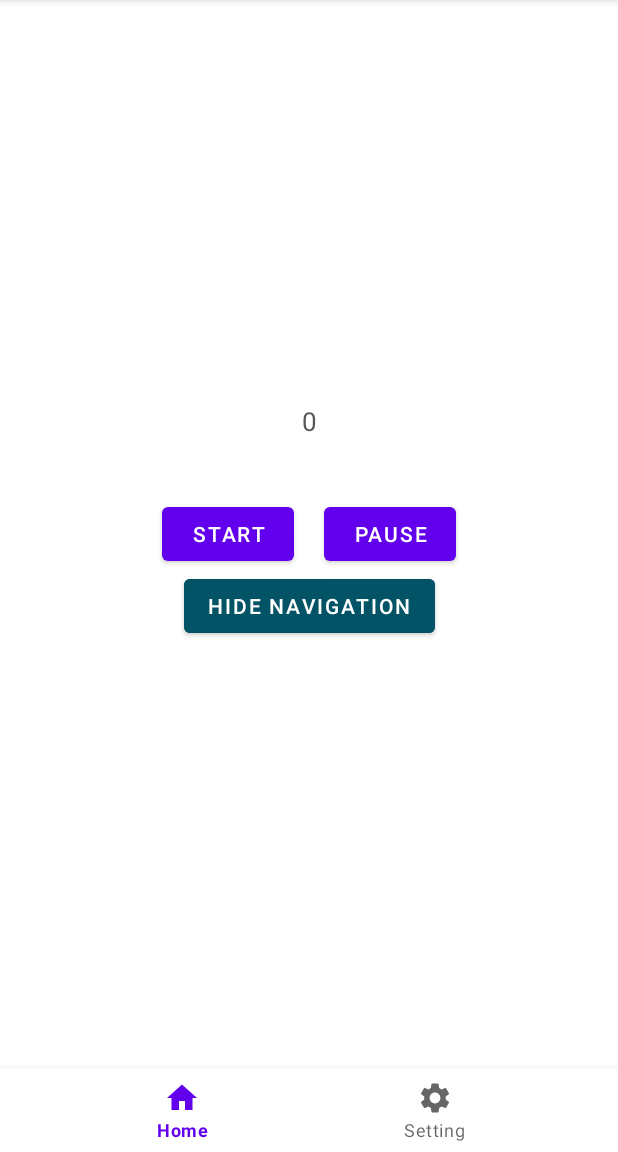
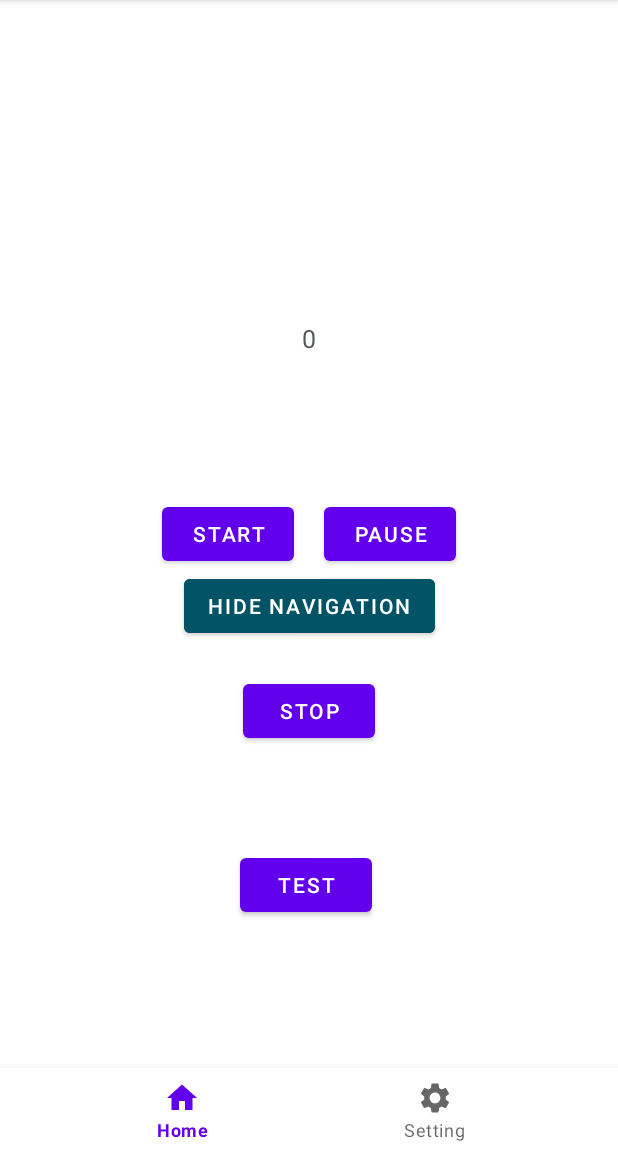
Before and after one commit to ThienBinh7396/service-application, an Android app: the screen it shows after launch (MainActivity), on a phone screen of 412 x 824 dp, the part 84-1236 px from its top. Run offline under Robolectric (Android 15) with nearby library versions, the phone set to English and light mode, and no system bars; our stand-ins replace data binding, navigation-ui.

Commit message:
update service

```diff
--- a/app/src/main/java/com/thienbinh/serviceapplication/MainActivity.kt
+++ b/app/src/main/java/com/thienbinh/serviceapplication/MainActivity.kt
@@ -8,6 +8,7 @@ import android.os.IBinder
 import android.util.Log
 import android.view.View
 import androidx.databinding.DataBindingUtil
+import androidx.lifecycle.MutableLiveData
 import androidx.navigation.Navigation
 import androidx.navigation.findNavController
 import androidx.navigation.ui.NavigationUI
@@ -22,6 +23,7 @@ class MainActivity : BaseActivity() {
   companion object {
     const val MAIN_ACTION_START_COUNT_ACTION = "MAIN_ACTION_START_COUNT_ACTION"
     const val MAIN_ACTION_CANCEL_COUNT_ACTION = "MAIN_ACTION_CANCEL_COUNT_ACTION"
+    const val MAIN_ACTION_STOP_COUNT_ACTION = "MAIN_ACTION_STOP_COUNT_ACTION"
     const val MAIN_ACTION_RECEIVER_COUNT_ACTION = "MAIN_ACTION_RECEIVER_COUNT_ACTION"
     const val MAIN_ACTION_RECEIVER_COUNT_DATA = "MAIN_ACTION_RECEIVER_COUNT_DATA"
   }
@@ -30,18 +32,13 @@ class MainActivity : BaseActivity() {
   private var mBound: Boolean = false
   private lateinit var receiverCountData: BroadcastReceiver
 
-  private var stackCountChangeEventListener = Stack<IOnCountChangeEventListener>()
+  var countValue = MutableLiveData<Int>().apply {
+    value = 0
+  }
+
   private lateinit var binding: ActivityMainBinding
 
   lateinit var navigationManager: BaseNavigationManager
-
-  fun registerCountChangeEventListener(eventListener: IOnCountChangeEventListener){
-    stackCountChangeEventListener.push(eventListener)
-  }
-
-  fun unregisterCountChangeEventListener(eventListener: IOnCountChangeEventListener){
-    stackCountChangeEventListener.push(eventListener)
-  }
 
   private var mServiceConnection = object : ServiceConnection {
     override fun onServiceConnected(name: ComponentName?, service: IBinder?) {
@@ -49,7 +46,7 @@ class MainActivity : BaseActivity() {
         mMainService = service.getService()
         mBound = true
 
-        execStackCountChangeEventListener(mMainService?.getCurrentCount() ?: 0)
+        countValue.value = service.getService().getCurrentCount()
       }
     }
 
@@ -65,13 +62,7 @@ class MainActivity : BaseActivity() {
 
     setupNavigation()
     setupBroadcastReceiver()
-  }
 
-  private fun execStackCountChangeEventListener(data: Int){
-    val iterator = stackCountChangeEventListener.iterator()
-    while (iterator.hasNext()){
-      iterator.next().onCountChangeEventListener(data)
-    }
   }
 
   private fun setupBroadcastReceiver() {
@@ -80,7 +71,8 @@ class MainActivity : BaseActivity() {
         when (intent?.action) {
           MAIN_ACTION_RECEIVER_COUNT_ACTION -> {
             val data = intent.getIntExtra(MAIN_ACTION_RECEIVER_COUNT_DATA, 0)
-            execStackCountChangeEventListener(data)
+
+            countValue.postValue(data)
           }
         }
       }
@@ -140,7 +132,3 @@ class MainActivity : BaseActivity() {
     unregisterReceiver(receiverCountData)
   }
 }
-
-interface IOnCountChangeEventListener{
-  fun onCountChangeEventListener(newValue: Int)
-}
--- a/app/src/main/java/com/thienbinh/serviceapplication/fragment/HomeFragment.kt
+++ b/app/src/main/java/com/thienbinh/serviceapplication/fragment/HomeFragment.kt
@@ -1,23 +1,17 @@
 package com.thienbinh.serviceapplication.fragment
 
-import android.content.Context
 import android.content.Intent
 import android.os.Bundle
-import android.util.AttributeSet
 import android.util.Log
-import androidx.fragment.app.Fragment
 import android.view.LayoutInflater
 import android.view.View
 import android.view.ViewGroup
-import androidx.lifecycle.ViewModelProvider
-import com.thienbinh.serviceapplication.IOnCountChangeEventListener
 import com.thienbinh.serviceapplication.MainActivity
-import com.thienbinh.serviceapplication.R
+import com.thienbinh.serviceapplication.TestActivity
 import com.thienbinh.serviceapplication.base.BaseFragment
 import com.thienbinh.serviceapplication.databinding.FragmentHomeBinding
 import com.thienbinh.serviceapplication.service.MainService
 import com.thienbinh.serviceapplication.viewModel.HomeFragmentViewModel
-import java.security.Provider
 
 class HomeFragment : BaseFragment<HomeFragmentViewModel>() {
   lateinit var binding: FragmentHomeBinding
@@ -39,6 +33,11 @@ class HomeFragment : BaseFragment<HomeFragmentViewModel>() {
           it.action = MainActivity.MAIN_ACTION_CANCEL_COUNT_ACTION
         })
       }
+      btnStopCount.setOnClickListener {
+        context?.startService(Intent(context, MainService::class.java).also {
+          it.action = MainActivity.MAIN_ACTION_STOP_COUNT_ACTION
+        })
+      }
 
       btnHideNavigation.setOnClickListener {
         btnHideNavigation.apply {
@@ -46,6 +45,12 @@ class HomeFragment : BaseFragment<HomeFragmentViewModel>() {
         }
         mainActivity?.apply {
           toggleBottomNavigation(!checkIsShowBottomNavigation())
+        }
+      }
+
+      btnGotoTest.setOnClickListener {
+        Intent(context, TestActivity::class.java).also{
+          startActivity(it)
         }
       }
 
@@ -61,19 +66,11 @@ class HomeFragment : BaseFragment<HomeFragmentViewModel>() {
     Log.d("Binh", "Home fragment pasue")
   }
 
-  override fun onResume() {
-    super.onResume()
-
-    viewModel.updateCount(mainActivity?.mMainService?.getCurrentCount() ?: 0)
-  }
-
   override fun onStart() {
     super.onStart()
 
-    mainActivity?.registerCountChangeEventListener(object : IOnCountChangeEventListener {
-      override fun onCountChangeEventListener(newValue: Int) {
-        viewModel.updateCount(newValue)
-      }
+    mainActivity?.countValue?.observe(this,  {
+        viewModel.updateCount(it)
     })
   }
 
--- a/app/src/main/res/layout/fragment_home.xml
+++ b/app/src/main/res/layout/fragment_home.xml
@@ -1,5 +1,6 @@
 <?xml version="1.0" encoding="utf-8"?>
-<layout xmlns:android="http://schemas.android.com/apk/res/android"
+<layout xmlns:tools="http://schemas.android.com/tools"
+  xmlns:android="http://schemas.android.com/apk/res/android"
   xmlns:app="http://schemas.android.com/apk/res-auto">
 
   <data>
@@ -19,11 +20,22 @@
       android:layout_width="wrap_content"
       android:layout_height="wrap_content"
       android:text="@{String.valueOf(mHomeFragmentViewModel.count)}"
-      app:layout_constraintBottom_toTopOf="@id/btnStartCount"
+      app:layout_constraintBottom_toTopOf="@id/btnStopCount"
       app:layout_constraintEnd_toEndOf="parent"
       app:layout_constraintStart_toStartOf="parent"
       app:layout_constraintTop_toTopOf="parent"
-      app:layout_constraintVertical_bias="0.873" />
+      android:textSize="@dimen/dp16_7"
+      tools:ignore="SpUsage" />
+
+    <Button
+      android:id="@+id/btnStopCount"
+      android:layout_width="wrap_content"
+      android:layout_height="wrap_content"
+      android:text="@string/stop"
+      app:layout_constraintBottom_toBottomOf="parent"
+      app:layout_constraintEnd_toEndOf="parent"
+      app:layout_constraintStart_toStartOf="parent"
+      app:layout_constraintTop_toBottomOf="@id/tvCount" />
 
     <Button
       android:id="@+id/btnStartCount"
@@ -54,5 +66,18 @@
       app:layout_constraintEnd_toEndOf="parent"
       app:layout_constraintStart_toStartOf="parent"
       app:layout_constraintTop_toBottomOf="@id/btnStartCount" />
+
+    <Button
+      android:id="@+id/btnGotoTest"
+      android:layout_width="wrap_content"
+      android:layout_height="wrap_content"
+      android:layout_marginTop="68dp"
+      android:text="@string/test"
+      app:layout_constraintBottom_toBottomOf="parent"
+      app:layout_constraintEnd_toEndOf="parent"
+      app:layout_constraintHorizontal_bias="0.493"
+      app:layout_constraintStart_toStartOf="parent"
+      app:layout_constraintTop_toBottomOf="@+id/btnStopCount"
+      app:layout_constraintVertical_bias="0.0" />
   </androidx.constraintlayout.widget.ConstraintLayout>
 </layout>
--- a/app/src/main/res/values/dimens.xml
+++ b/app/src/main/res/values/dimens.xml
@@ -62,4 +62,5 @@
   <dimen name="dp142">142dp</dimen>
   <dimen name="dp175">175.3dp</dimen>
   <dimen name="dp180">180dp</dimen>
+  <dimen name="fab_margin">16dp</dimen>
 </resources>
--- a/app/src/main/res/values/themes.xml
+++ b/app/src/main/res/values/themes.xml
@@ -13,4 +13,13 @@
     <item name="android:statusBarColor" tools:targetApi="l">?attr/colorPrimaryVariant</item>
     <!-- Customize your theme here. -->
   </style>
+
+  <style name="Theme.ServiceApplication.NoActionBar">
+    <item name="windowActionBar">false</item>
+    <item name="windowNoTitle">true</item>
+  </style>
+
+  <style name="Theme.ServiceApplication.AppBarOverlay" parent="ThemeOverlay.AppCompat.Dark.ActionBar" />
+
+  <style name="Theme.ServiceApplication.PopupOverlay" parent="ThemeOverlay.AppCompat.Light" />
 </resources>
```
Also changed, not shown: app/src/main/AndroidManifest.xml (+9 -2 lines), app/src/main/java/com/thienbinh/serviceapplication/FirstFragment.kt (added, +31 -0 lines), app/src/main/java/com/thienbinh/serviceapplication/SecondFragment.kt (added, +31 -0 lines), app/src/main/java/com/thienbinh/serviceapplication/TestActivity.kt (added, +98 -0 lines), app/src/main/java/com/thienbinh/serviceapplication/notification/MainNotification.kt (+63 -10 lines), app/src/main/java/com/thienbinh/serviceapplication/service/MainService.kt (+11 -1 lines), app/src/main/res/layout/activity_test.xml (added, +39 -0 lines), app/src/main/res/layout/content_test.xml (added, +18 -0 lines), app/src/main/res/layout/fragment_first.xml (added, +28 -0 lines), app/src/main/res/layout/fragment_second.xml (added, +27 -0 lines), app/src/main/res/navigation/nav_graph.xml (added, +28 -0 lines), app/src/main/res/values/strings.xml (+11 -0 lines), app/src/main/res/drawable/ic_launcher_round.png (added), app/src/main/res/drawable/icon_send.png (added), 1 more files.
